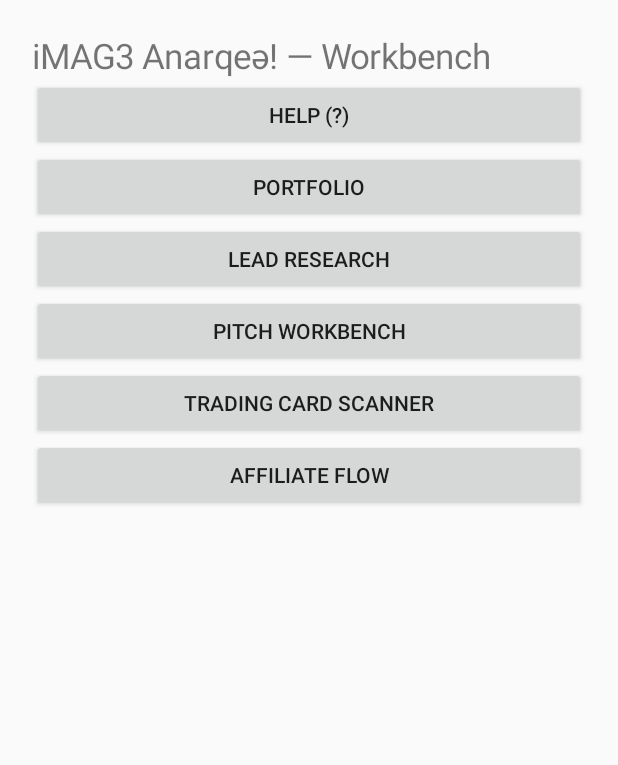
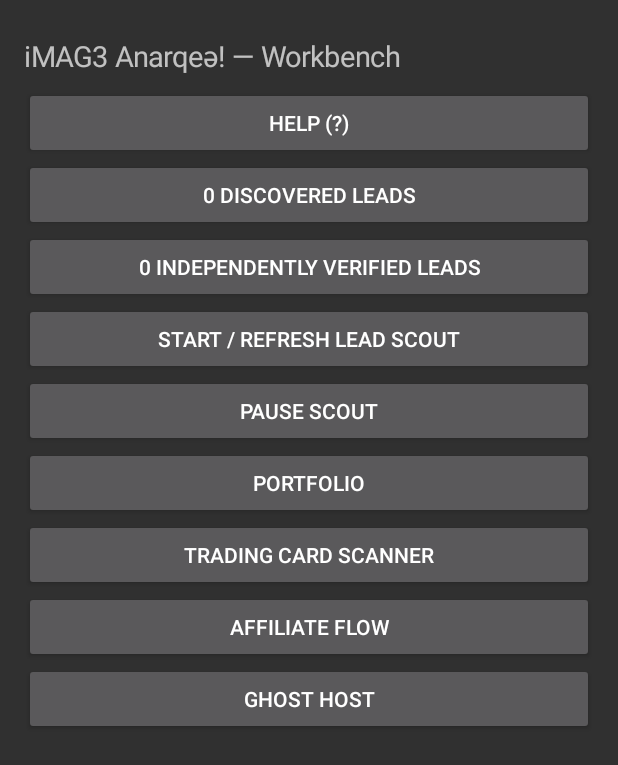
Before and after one commit to triplxinx/image-anarquee-android, an Android app: the screen it shows after launch (MainActivity), on a phone screen of 412 x 824 dp. Shown: the top 765 px of the screen. Run offline under Robolectric (Android 15) with nearby library versions, the phone set to English and light mode, and no system bars.

Commit message:
Implement initial native lead scout, notification routing and pitch drafts

```diff
--- a/app/build.gradle.kts
+++ b/app/build.gradle.kts
@@ -1,2 +1,3 @@
 plugins { id("com.android.application"); id("org.jetbrains.kotlin.android") }
-android { namespace = "com.triplxinx.imageanarquee"; compileSdk = 35; defaultConfig { applicationId = "com.triplxinx.imageanarquee"; minSdk = 26; targetSdk = 35; versionCode = 1; versionName = "0.1.0" } }
+android { namespace = "com.triplxinx.imageanarquee"; compileSdk = 35; defaultConfig { applicationId = "com.triplxinx.imageanarquee"; minSdk = 26; targetSdk = 35; versionCode = 2; versionName = "0.2.0" } }
+dependencies { implementation("androidx.work:work-runtime-ktx:2.9.1") }
--- a/app/src/main/AndroidManifest.xml
+++ b/app/src/main/AndroidManifest.xml
@@ -1 +1 @@
-<manifest xmlns:android="http://schemas.android.com/apk/res/android"><application android:theme="@android:style/Theme.Material.Light.NoActionBar" android:label="iMAG3 Anarqeə!" android:allowBackup="false"><activity android:name=".MainActivity" android:exported="true"><intent-filter><action android:name="android.intent.action.MAIN"/><category android:name="android.intent.category.LAUNCHER"/></intent-filter></activity></application></manifest>
+<manifest xmlns:android="http://schemas.android.com/apk/res/android"><uses-permission android:name="android.permission.INTERNET"/><uses-permission android:name="android.permission.POST_NOTIFICATIONS"/><application android:theme="@android:style/Theme.Material.NoActionBar" android:label="iMAG3 Anarqeə!" android:allowBackup="false"><activity android:name=".MainActivity" android:launchMode="singleTop" android:exported="true"><intent-filter><action android:name="android.intent.action.MAIN"/><category android:name="android.intent.category.LAUNCHER"/></intent-filter></activity></application></manifest>
--- a/app/src/main/java/com/triplxinx/imageanarquee/MainActivity.kt
+++ b/app/src/main/java/com/triplxinx/imageanarquee/MainActivity.kt
@@ -1,17 +1,23 @@
 package com.triplxinx.imageanarquee
-import android.app.Activity
-import android.app.AlertDialog
+import android.app.*
+import android.content.*
 import android.os.Bundle
-import android.widget.LinearLayout
-import android.widget.Button
-import android.widget.TextView
-class MainActivity: Activity() {
- private var helpMode=false
- override fun onCreate(savedInstanceState:Bundle?) { super.onCreate(savedInstanceState)
- val layout=LinearLayout(this).apply { orientation=LinearLayout.VERTICAL; setPadding(32,32,32,32) }
- layout.addView(TextView(this).apply { text="iMAG3 Anarqeə! — Workbench"; textSize=23f })
- val help=Button(this); help.text="Help (?)"; help.setOnClickListener { helpMode=!helpMode; help.text=if(helpMode) "Help (!)" else "Help (?)" }; layout.addView(help)
- val modules=linkedMapOf("Portfolio" to "Rights-aware asset ingestion is planned.", "Lead Research" to "Verified public buyer leads are planned.", "Pitch Workbench" to "Draft proposals for review before sending.", "Trading Card Scanner" to "Camera calibration and capture are planned.", "Affiliate Flow" to "Program obligations and disclosures are planned.")
- modules.forEach { (name,description)-> layout.addView(Button(this).apply { text=name; setOnClickListener { AlertDialog.Builder(this@MainActivity).setTitle(name).setMessage(if(helpMode) description else "$name is not yet implemented.").setPositiveButton("Close",null).show() } }) }
- setContentView(layout) }
+import android.widget.*
+import android.net.Uri
+import androidx.work.WorkManager
+
+class MainActivity:Activity(){
+ private lateinit var layout:LinearLayout
+ private var help=false
+ override fun onCreate(b:Bundle?){super.onCreate(b);route(intent)}
+ override fun onNewIntent(i:Intent){super.onNewIntent(i);setIntent(i);route(i)}
+ override fun onResume(){super.onResume();if(intent.getStringExtra("lead")==null)home()}
+ private fun route(i:Intent){val id=i.getStringExtra("lead");if(id==null)home() else if(id.isEmpty())list() else desk(id)}
+ private fun page(title:String){layout=LinearLayout(this).apply{orientation=1;setPadding(24,24,24,24)};setContentView(ScrollView(this).apply{addView(layout)});label(title);button(if(help)"Help (!)" else "Help (?)","Toggle contextual help"){help=!help;route(intent)}}
+ private fun label(s:String){layout.addView(TextView(this).apply{text=s;textSize=19f;setPadding(0,12,0,12)})}
+ private fun button(s:String,desc:String,action:()->Unit){layout.addView(Button(this).apply{text=s;setOnClickListener{if(help && !s.startsWith("Help"))AlertDialog.Builder(this@MainActivity).setMessage(desc).setPositiveButton("Close",null).show() else action()}})}
+ private fun home(){page("iMAG3 Anarqeə! — Workbench");val a=Scout.leads(this);button("${a.length()} discovered leads","Open all discovered opportunities"){list()};button("0 independently verified leads","Open verified opportunities"){list(true)};button("Start / refresh Lead Scout","Schedule network scans every 30 minutes, subject to Android scheduling"){if(android.os.Build.VERSION.SDK_INT>=33)requestPermissions(arrayOf(android.Manifest.permission.POST_NOTIFICATIONS),1);Scout.prefs(this).edit().putBoolean("enabled",true).apply();Scout.schedule(this);Scout.notify(this,"Scheduled")};button("Pause scout","Cancel scheduled scouting"){Scout.prefs(this).edit().putBoolean("enabled",false).apply();WorkManager.getInstance(this).cancelUniqueWork("scout");WorkManager.getInstance(this).cancelUniqueWork("scout-now");getSystemService(NotificationManager::class.java).cancel(333)};for(n in listOf("Portfolio","Trading Card Scanner","Affiliate Flow","Ghost Host"))button(n,"Not yet integrated"){label("$n is not yet implemented in this repository.")}}
+ private fun list(verified:Boolean=false){page("Lead Workdesk");button("Dashboard","Return to overview"){home()};val a=Scout.leads(this);for(i in a.length()-1 downTo 0){val l=a.getJSONObject(i);if(!verified||l.optBoolean("verified"))button(l.optString("name")+" — "+l.optString("description"),"Open lead and prepare draft"){desk(l.getString("id"))}}}
+ private fun desk(id:String){val a=Scout.leads(this);val l=(0 until a.length()).map{a.getJSONObject(it)}.firstOrNull{it.optString("id")==id}?:return list();page(l.optString("name"));label(l.optString("description"));label("Source: "+l.optString("source")+" • independent verification pending");button("Open original listing","Review source in browser"){val u=Uri.parse(l.optString("url"));if(u.scheme=="https")startActivity(Intent(Intent.ACTION_VIEW,u))};val p=Scout.prefs(this);val k="pitch-"+id;val draft=p.getString(k,null)?:("Hello "+l.optString("name")+",\nI saw your listing for "+l.optString("description")+". I would like to discuss whether my design and visual asset services could support your project. May I share relevant samples and discuss your requirements?\n\nSource: "+l.optString("url")+"\n[Review fit, eligibility, samples and pricing before sending.]").also{p.edit().putString(k,it).apply()};val edit=EditText(this).apply{setText(draft);minLines=8};layout.addView(edit);button("Save pitch draft","Save edits locally; nothing is sent"){p.edit().putString(k,edit.text.toString()).apply();Toast.makeText(this,"Saved",Toast.LENGTH_SHORT).show()};button("All leads","Return to lead list"){list()}}
+ override fun onRequestPermissionsResult(r:Int,p:Array<out String>,g:IntArray){super.onRequestPermissionsResult(r,p,g);if(r==1&&Scout.prefs(this).getBoolean("enabled",false))Scout.notify(this,"Scheduled")}
 }
--- /dev/null
+++ b/app/src/main/res/layout/scout_expanded.xml
@@ -0,0 +1 @@
+<LinearLayout xmlns:android="http://schemas.android.com/apk/res/android" android:orientation="vertical" android:layout_width="match_parent" android:layout_height="wrap_content"><TextView android:id="@+id/summary" android:layout_width="match_parent" android:layout_height="wrap_content" android:padding="6dp" android:textAppearance="@android:style/TextAppearance.Material.Notification.Title"/><TextView android:id="@+id/lead1" android:layout_width="match_parent" android:layout_height="wrap_content" android:padding="8dp" android:maxLines="2"/><TextView android:id="@+id/lead2" android:layout_width="match_parent" android:layout_height="wrap_content" android:padding="8dp" android:maxLines="2"/><TextView android:id="@+id/lead3" android:layout_width="match_parent" android:layout_height="wrap_content" android:padding="8dp" android:maxLines="2"/></LinearLayout>
--- /dev/null
+++ b/gradle.properties
@@ -0,0 +1 @@
+android.useAndroidX=true
```
Also changed, not shown: app/src/main/java/com/triplxinx/imageanarquee/Scout.kt (added, +60 -0 lines), 1 other file.
